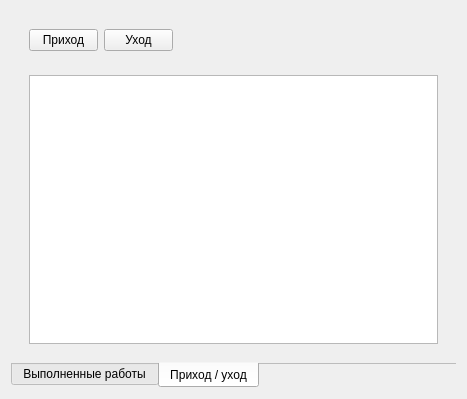
vodchella/NoveltyAssistant, file gui/main_form.ui: the form before one commit.
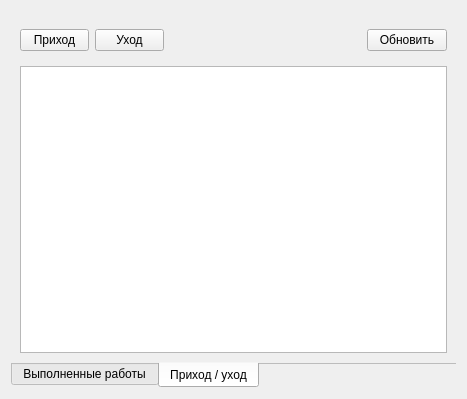
The form after the commit. The open tabs and pages were chosen to show the change. Icons and pictures are not drawn. Custom widgets are drawn as their Qt base class.

Commit message: Теперь при переключении на вкладку "приход/уход" обновление таблицы производится лишь тогда, когда это необходимо. На ту же вкладку добавлена кнопка "Обновить". Скорректировано выравнивание элементов интерфейса.

What changed in the file:
```diff
--- a/gui/main_form.ui
+++ b/gui/main_form.ui
@@ -287,6 +287,9 @@
        <item row="1" column="0">
         <widget class="QWidget" name="widget_3" native="true">
          <layout class="QVBoxLayout" name="verticalLayout">
+          <property name="margin">
+           <number>0</number>
+          </property>
           <item>
            <widget class="timesheet_grid" name="tblWeek">
             <property name="editTriggers">
@@ -312,6 +315,12 @@
           </size>
          </property>
          <layout class="QHBoxLayout" name="horizontalLayout_4">
+          <property name="leftMargin">
+           <number>0</number>
+          </property>
+          <property name="rightMargin">
+           <number>0</number>
+          </property>
           <item>
            <widget class="QPushButton" name="cmdComing">
             <property name="minimumSize">
@@ -369,6 +378,22 @@
             </property>
            </spacer>
           </item>
+          <item>
+           <widget class="QPushButton" name="cmdRefreshTimeSheet">
+            <property name="toolTip">
+             <string>F5</string>
+            </property>
+            <property name="text">
+             <string>Обновить</string>
+            </property>
+            <property name="shortcut">
+             <string>F5</string>
+            </property>
+            <property name="autoDefault">
+             <bool>false</bool>
+            </property>
+           </widget>
+          </item>
          </layout>
         </widget>
        </item>
```
Left out of the diff: 16 changed lines with no effect on the pictures. The commit also changes 5 other files.
